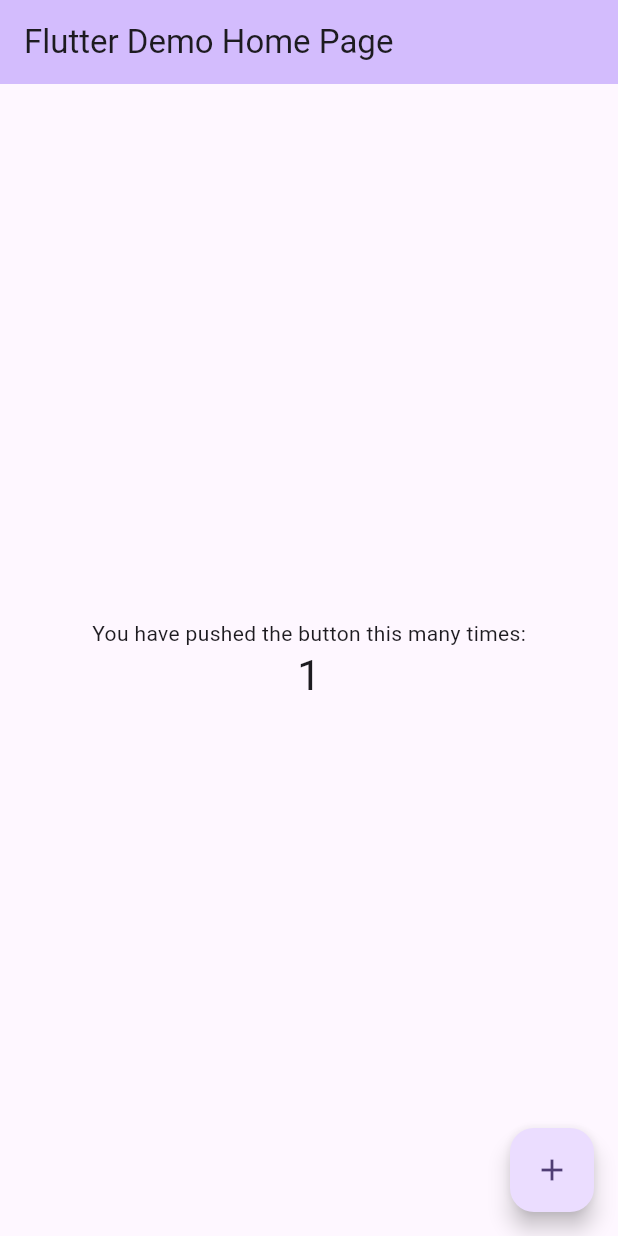
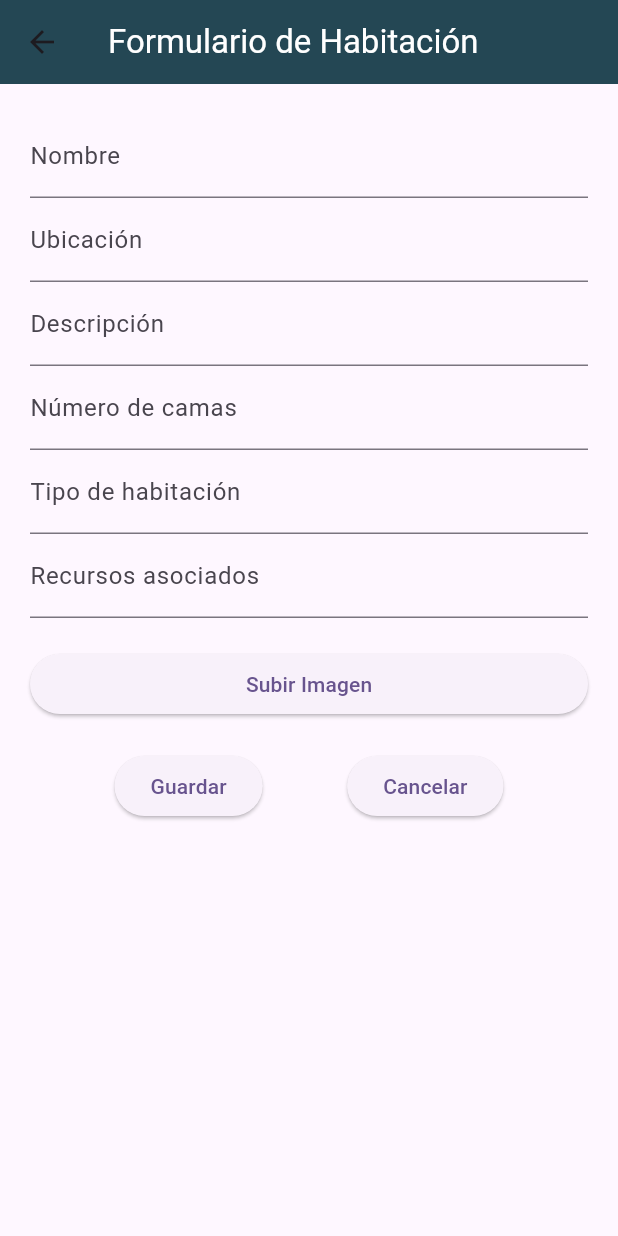
Before and after one commit to RomelAnte/moduloHabitacionesCamas, a Flutter app: the screen it shows after launch, after a tap on the "add" icon, on a phone screen of 412 x 824 dp. Run offline on Flutter 3.47's test engine with Material 3 defaults, Android fonts, the phone set to English and light mode, and no system bars; network calls fail.

Commit message:
Listado de habitaciones

```diff
--- a/hospital/lib/main.dart
+++ b/hospital/lib/main.dart
@@ -1,4 +1,6 @@
 import 'package:flutter/material.dart';
+import 'package:hospital/views/habitaciones/habitaciones_list_view.dart';
+
 
 void main() {
   runApp(const MyApp());
@@ -32,6 +34,10 @@ class MyApp extends StatelessWidget {
         useMaterial3: true,
       ),
       home: const MyHomePage(title: 'Flutter Demo Home Page'),
+      initialRoute: '/habitaciones',
+      routes:  {
+        '/habitaciones': (context) => HabitacionesListView(),
+      },
     );
   }
 }
@@ -101,7 +107,7 @@ class _MyHomePageState extends State<MyHomePage> {
           // horizontal).
           //
           // TRY THIS: Invoke "debug painting" (choose the "Toggle Debug Paint"
-          // action in the IDE, or press "p" in the console), to see the
+          // action in the IDE, or press "p" in the console) to see the
           // wireframe for each widget.
           mainAxisAlignment: MainAxisAlignment.center,
           children: <Widget>[
--- /dev/null
+++ b/hospital/lib/views/habitaciones/habitaciones_form_view.dart
@@ -0,0 +1,98 @@
+import 'package:flutter/material.dart';
+
+class HabitacionesFormView extends StatefulWidget {
+  @override
+  _HabitacionesFormViewState createState() => _HabitacionesFormViewState();
+}
+
+class _HabitacionesFormViewState extends State<HabitacionesFormView> {
+  final _formKey = GlobalKey<FormState>();
+
+  @override
+  Widget build(BuildContext context) {
+    return Scaffold(
+      appBar: AppBar(
+        title: Text('Formulario de Habitación',
+          style: TextStyle(
+            color: Colors.white
+            )
+          ),
+        backgroundColor: Color(0xFF244754), // Color en hexadecimal
+      ),
+      body: Padding(
+        padding: const EdgeInsets.all(20.0),
+        child: Form(
+          key: _formKey,
+          child: ListView(
+            children: [
+              TextFormField(
+                decoration: InputDecoration(
+                  labelText: 'Nombre',
+                  hintText: 'Ingrese el nombre',
+                ),
+              ),
+              TextFormField(
+                decoration: InputDecoration(
+                  labelText: 'Ubicación',
+                  hintText: 'Ingrese la ubicación',
+                ),
+              ),
+              TextFormField(
+                decoration: InputDecoration(
+                  labelText: 'Descripción',
+                  hintText: 'Ingrese la descripción',
+                ),
+              ),
+              TextFormField(
+                decoration: InputDecoration(
+                  labelText: 'Número de camas',
+                  hintText: 'Ingrese el número de camas',
+                ),
+                keyboardType: TextInputType.number,
+              ),
+              TextFormField(
+                decoration: InputDecoration(
+                  labelText: 'Tipo de habitación',
+                  hintText: 'Ingrese el tipo de habitación',
+                ),
+              ),
+              TextFormField(
+                decoration: InputDecoration(
+                  labelText: 'Recursos asociados',
+                  hintText: 'Ingrese los recursos asociados',
+                ),
+              ),
+              SizedBox(height: 20),
+              ElevatedButton(
+                onPressed: () {
+                  // Acción para subir imagen
+                },
+                child: Text('Subir Imagen'),
+              ),
+              SizedBox(height: 20),
+              Row(
+                mainAxisAlignment: MainAxisAlignment.spaceEvenly,
+                children: [
+                  ElevatedButton(
+                    onPressed: () {
+                      if (_formKey.currentState!.validate()) {
+                        // Acción para guardar
+                      }
+                    },
+                    child: Text('Guardar'),
+                  ),
+                  ElevatedButton(
+                    onPressed: () {
+                      // Acción para cancelar
+                    },
+                    child: Text('Cancelar'),
+                  ),
+                ],
+              ),
+            ],
+          ),
+        ),
+      ),
+    );
+  }
+}
--- /dev/null
+++ b/hospital/lib/views/habitaciones/habitaciones_list_view.dart
@@ -0,0 +1,75 @@
+import 'package:flutter/material.dart';
+import 'habitaciones_form_view.dart'; // Importa el formulario
+
+class HabitacionesListView extends StatelessWidget {
+  @override
+  Widget build(BuildContext context) {
+    return Scaffold(
+      appBar: AppBar(
+        title: Text('Listado de Habitaciones',
+          style: TextStyle(
+            color: Colors.white
+            )
+          ), // Color de texto
+        backgroundColor: Color(0xFF244754), // Color en hexadecimal
+      ),
+      body: Padding(
+        padding: const EdgeInsets.all(20.0),
+        child: ListView.builder(
+          itemCount: 10, // Número de habitaciones
+          itemBuilder: (context, index) {
+            return Card(
+              margin: const EdgeInsets.only(bottom: 20.0),
+              child: Column(
+                crossAxisAlignment: CrossAxisAlignment.stretch,
+                children: [
+                  Image.network(
+                    'https://hospitecnia.com/sites/default/files/inline-images/imagen-05_0.jpg', // URL de ejemplo
+                    fit: BoxFit.cover,
+                    height: 200,
+                  ),
+                  Padding(
+                    padding: const EdgeInsets.all(16.0),
+                    child: Text(
+                      'Habitación ${index + 1}',
+                      textAlign: TextAlign.center,
+                      style: TextStyle(
+                        fontSize: 20,
+                        fontWeight: FontWeight.bold),
+                    ),
+                  ),
+                  ButtonBar(
+                    alignment: MainAxisAlignment.center,
+                    children: [
+                      ElevatedButton(
+                        onPressed: () {
+                          // Acción para ver detalle
+                        },
+                        child: Text('Ver Detalle'),
+                      ),
+                      ElevatedButton(
+                        onPressed: () {
+                          // Acción para editar
+                        },
+                        child: Text('Editar'),
+                      ),
+                    ],
+                  ),
+                ],
+              ),
+            );
+          },
+        ),
+      ),
+      floatingActionButton: FloatingActionButton(
+        onPressed: () {
+          Navigator.push(
+            context,
+            MaterialPageRoute(builder: (context) => HabitacionesFormView()),
+          );
+        },
+        child: Icon(Icons.add),
+      ),
+    );
+  }
+}
--- a/hospital/pubspec.yaml
+++ b/hospital/pubspec.yaml
@@ -19,7 +19,7 @@ publish_to: 'none' # Remove this line if you wish to publish to pub.dev
 version: 1.0.0+1
 
 environment:
-  sdk: ^3.5.4
+  sdk: ">=3.5.4 <4.0.0"
 
 # Dependencies specify other packages that your package needs in order to work.
 # To automatically upgrade your package dependencies to the latest versions
```
Also changed, not shown: hospital/pubspec.lock, 1 other file.
